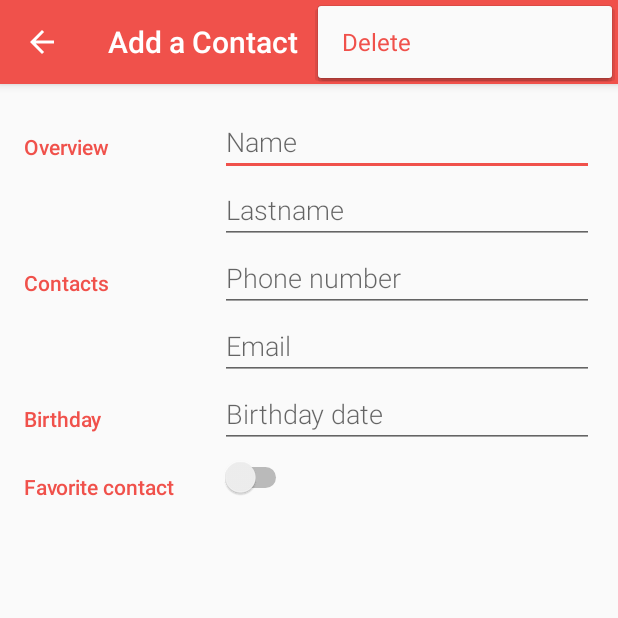
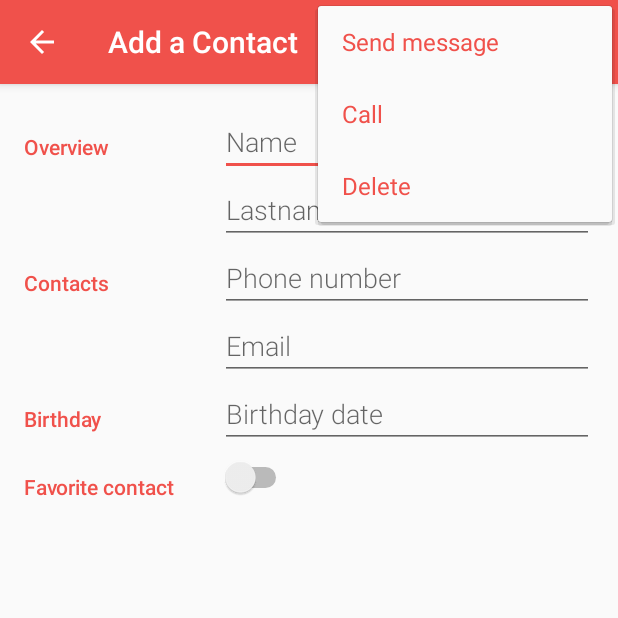
Before and after one commit to JacquetThomas/ft_hangouts, an Android app: the EditorActivity screen opened directly, with no data from a screen before it, with the options menu open, on a phone screen of 412 x 824 dp, the top half of it. Run offline under Robolectric (Android 15) with nearby library versions, the phone set to English and light mode, and no system bars.

Commit message:
Aff requestFocus attribute to all activity and create menu action for each FAB cause fab is a bonus

```diff
--- a/app/src/main/java/com/cjacquet/ft/hangouts/activities/MainActivity.java
+++ b/app/src/main/java/com/cjacquet/ft/hangouts/activities/MainActivity.java
@@ -233,6 +233,9 @@ public class MainActivity extends BaseAppCompatActivity {
         } else if (itemId == R.id.action_settings) {
             Intent intent = new Intent(MainActivity.this, SettingsActivity.class);
             startActivity(intent);
+        } else if (itemId == R.id.action_add_contact) {
+            Intent intent = new Intent(MainActivity.this, EditorActivity.class);
+            startActivity(intent);
         }
         return super.onOptionsItemSelected(item);
     }
--- a/app/src/main/res/layout/activity_editor.xml
+++ b/app/src/main/res/layout/activity_editor.xml
@@ -7,6 +7,7 @@
     android:layout_height="match_parent"
     android:orientation="vertical"
     tools:context=".activities.EditorActivity">
+    <requestFocus />
     <LinearLayout
         android:layout_width="match_parent"
         android:layout_height="wrap_content"
--- a/app/src/main/res/layout/activity_main_list.xml
+++ b/app/src/main/res/layout/activity_main_list.xml
@@ -7,7 +7,7 @@
     android:layout_width="match_parent"
     android:layout_height="match_parent"
     tools:context=".activities.MainActivity">
-
+    <requestFocus />
     <!-- Empty view for the list -->
     <RelativeLayout
         android:id="@+id/empty_view"
--- a/app/src/main/res/layout/activity_message_list.xml
+++ b/app/src/main/res/layout/activity_message_list.xml
@@ -4,7 +4,7 @@
     xmlns:tools="http://schemas.android.com/tools"
     android:layout_width="match_parent"
     android:layout_height="match_parent">
-
+    <requestFocus />
     <androidx.recyclerview.widget.RecyclerView
         android:id="@+id/recycler_gchat"
         android:layout_width="match_parent"
--- a/app/src/main/res/layout/settings_activity.xml
+++ b/app/src/main/res/layout/settings_activity.xml
@@ -1,7 +1,7 @@
 <LinearLayout xmlns:android="http://schemas.android.com/apk/res/android"
     android:layout_width="match_parent"
     android:layout_height="match_parent">
-
+    <requestFocus />
     <FrameLayout
         android:id="@+id/settings"
         android:layout_width="match_parent"
--- a/app/src/main/res/menu/menu_editor.xml
+++ b/app/src/main/res/menu/menu_editor.xml
@@ -20,6 +20,16 @@ android:actionMenuTextColor="@android:color/black">
         app:showAsAction="always" />
 
     <item
+        android:id="@+id/action_sms"
+        android:title="@string/action_sms"
+        app:showAsAction="never" />
+
+    <item
+        android:id="@+id/action_call"
+        android:title="@string/action_call"
+        app:showAsAction="never" />
+
+    <item
         android:id="@+id/action_delete"
         android:title="@string/action_delete"
         app:showAsAction="never" />
--- a/app/src/main/res/menu/menu_main_activity.xml
+++ b/app/src/main/res/menu/menu_main_activity.xml
@@ -22,6 +22,11 @@
         app:showAsAction="never" />
 
     <item
+        android:id="@+id/action_add_contact"
+        android:title="@string/action_add_contact"
+        app:showAsAction="never" />
+
+    <item
         android:id="@+id/action_delete_all_entries"
         android:title="@string/action_delete_all_entries"
         app:showAsAction="never" />
--- a/app/src/main/res/values/strings.xml
+++ b/app/src/main/res/values/strings.xml
@@ -77,4 +77,8 @@
     <string name="mode_title">Mode</string>
     <string name="action_light_theme">Light</string>
     <string name="action_dark_theme">Dark</string>
+    <string name="action_sms">Send message</string>
+    <string name="action_call">Call</string>
+    <string name="editor_no_number">The contact need a phone number for this action.</string>
+    <string name="action_add_contact">Add a Contact</string>
 </resources>
```
Also changed, not shown: app/src/main/java/com/cjacquet/ft/hangouts/activities/EditorActivity.java (+37 -13 lines), 2 other files.
